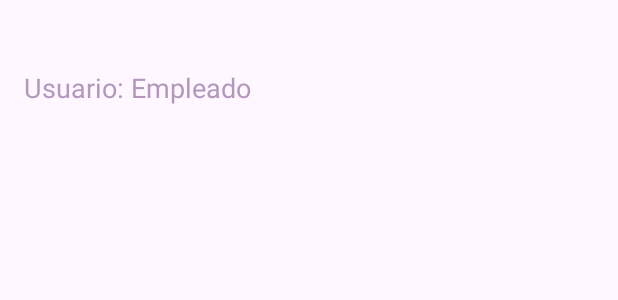
After one commit to LEONARDOSAUL2720/SmarFlowMovil, an Android app: the layout main_empleado.xml on its own in the app's theme, with its tools: preview values and no code run, on a phone screen of 412 x 824 dp. The commit adds this screen. Shown: the top 300 px of the screen. Run offline under Robolectric (Android 15) with nearby library versions, the phone set to English and light mode, and no system bars.

Commit message:
direcionamiento para empleado y auditor listo

```diff
--- a/app/src/main/AndroidManifest.xml
+++ b/app/src/main/AndroidManifest.xml
@@ -9,7 +9,7 @@
         android:fullBackupContent="@xml/backup_rules"
         android:icon="@mipmap/ic_launcher"
         android:label="@string/app_name"
-        android:roundIcon="@mipmap/ic_launcher_round"
+        android:roundIcon="@drawable/ic_logo"
         android:supportsRtl="true"
         android:theme="@style/Theme.SmartFlow"
         android:networkSecurityConfig="@xml/network_security_config"
@@ -27,6 +27,8 @@
             android:name=".MainActivity"
             android:exported="true">
         </activity>
+        <activity android:name=".MainAuditorActivity"/>
+        <activity android:name=".MainEmpleadoActivity"/>
     </application>
 
 </manifest>
--- a/app/src/main/res/layout/activity_login.xml
+++ b/app/src/main/res/layout/activity_login.xml
@@ -19,7 +19,8 @@
     <EditText
         android:id="@+id/etUsername"
         android:layout_width="match_parent"
-        android:layout_height="wrap_content"
+        android:layout_height="48dp"
+        android:minHeight="48dp"
         android:hint="Usuario"
         android:backgroundTint="@color/lavanda_suave"
         android:textColor="@color/gris_oscuro"
@@ -29,7 +30,8 @@
     <EditText
         android:id="@+id/etPassword"
         android:layout_width="match_parent"
-        android:layout_height="wrap_content"
+        android:layout_height="48dp"
+        android:minHeight="48dp"
         android:hint="Contraseña"
         android:inputType="textPassword"
         android:backgroundTint="@color/lavanda_suave"
--- /dev/null
+++ b/app/src/main/res/layout/main_empleado.xml
@@ -0,0 +1,24 @@
+<?xml version="1.0" encoding="utf-8"?>
+<androidx.constraintlayout.widget.ConstraintLayout xmlns:android="http://schemas.android.com/apk/res/android"
+    android:layout_width="match_parent"
+    android:layout_height="match_parent"
+    android:layout_marginTop="30dp">
+
+    <LinearLayout
+        android:layout_width="match_parent"
+        android:layout_height="match_parent"
+        android:orientation="vertical"
+        android:padding="16dp">
+
+        <TextView
+            android:id="@+id/tvNombreUsuario"
+            android:layout_width="wrap_content"
+            android:layout_height="wrap_content"
+            android:text="Usuario: Empleado"
+            android:textColor="@color/lavanda_suave"
+            android:textSize="18sp"
+            android:layout_marginBottom="16dp"/>
+
+    </LinearLayout>
+
+</androidx.constraintlayout.widget.ConstraintLayout>
```
Also changed, not shown: app/src/main/java/com/example/smartflow/LoginActivity.kt (+49 -5 lines), app/src/main/java/com/example/smartflow/MainAuditorActivity.kt (added, +12 -0 lines), app/src/main/java/com/example/smartflow/MainEmpleadoActivity.kt (added, +12 -0 lines), app/src/main/res/layout/main_auditor.xml (added, +24 -0 lines), app/src/main/res/drawable/ic_logo.jpg (added).
